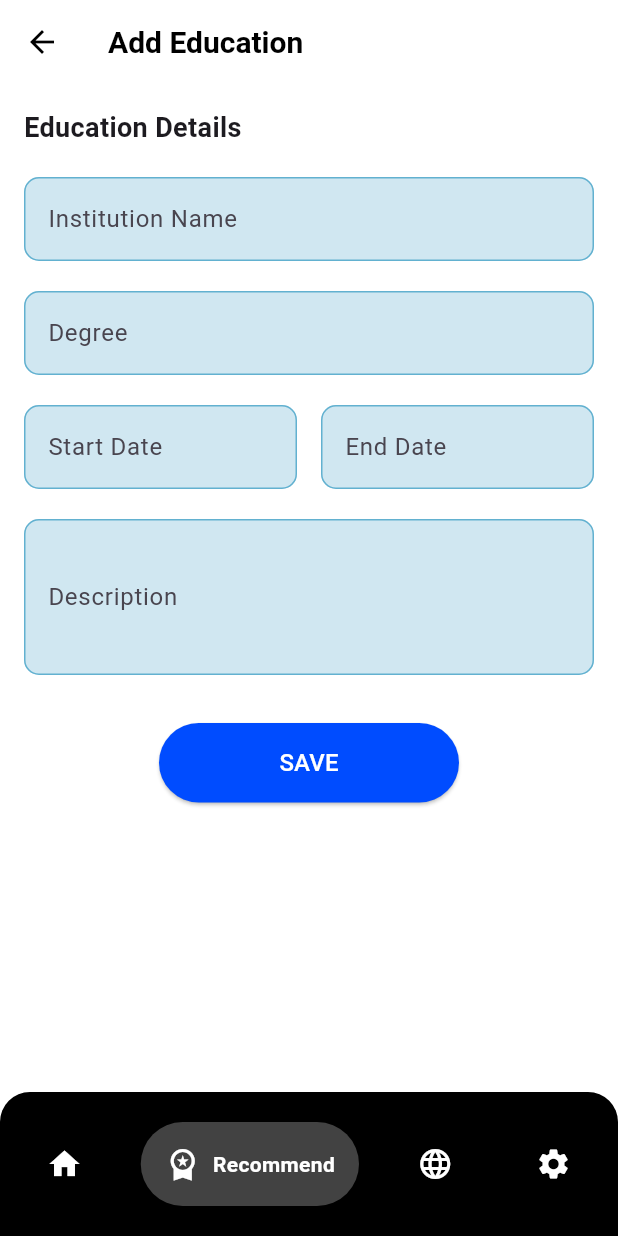
After one commit to AdithyaSean/next-step-flutter, a Flutter app: the screen it shows after launch, on a phone screen of 412 x 824 dp. The commit adds this screen. Run offline on Flutter 3.47's test engine with Material 3 defaults, Android fonts, the phone set to English and light mode, and no system bars; drawn by our look-alikes of google_nav_bar.

Commit message:
Create Add Education ui

```diff
--- /dev/null
+++ b/lib/addEducation.dart
@@ -0,0 +1,180 @@
+import 'package:flutter/material.dart';
+import 'package:next_step/nav_bar.dart';
+
+class AddEducation extends StatelessWidget {
+  const AddEducation({Key? key}) : super(key: key);
+
+  @override
+  Widget build(BuildContext context) {
+    final customColor = Color(0xFF62B1D0).withOpacity(0.3);
+
+    return Scaffold(
+      backgroundColor: Colors.white,
+      appBar: AppBar(
+        elevation: 0,
+        backgroundColor: Colors.white,
+        leading: IconButton(
+          icon: const Icon(Icons.arrow_back, color: Colors.black),
+          onPressed: () => Navigator.pop(context),
+        ),
+        title: const Text(
+          'Add Education',
+          style: TextStyle(
+            color: Colors.black,
+            fontWeight: FontWeight.bold,
+            fontSize: 20,
+          ),
+        ),
+      ),
+      body: SingleChildScrollView(
+        child: Padding(
+          padding: const EdgeInsets.all(16.0),
+          child: Column(
+            crossAxisAlignment: CrossAxisAlignment.start,
+            children: [
+              const Text(
+                'Education Details',
+                style: TextStyle(
+                  fontSize: 18,
+                  fontWeight: FontWeight.bold,
+                ),
+              ),
+              const SizedBox(height: 20),
+              TextFormField(
+                decoration: InputDecoration(
+                  labelText: 'Institution Name',
+                  filled: true,
+                  fillColor: customColor,
+                  border: OutlineInputBorder(
+                    borderSide: BorderSide(color: Color(0xFF62B1D0)),
+                    borderRadius: BorderRadius.circular(10),
+                  ),
+                  enabledBorder: OutlineInputBorder(
+                    borderSide: BorderSide(color: Color(0xFF62B1D0)),
+                    borderRadius: BorderRadius.circular(10),
+                  ),
+                  focusedBorder: OutlineInputBorder(
+                    borderSide: BorderSide(color: Color(0xFF62B1D0)),
+                    borderRadius: BorderRadius.circular(10),
+                  ),
+                ),
+              ),
+              const SizedBox(height: 20),
+              TextFormField(
+                decoration: InputDecoration(
+                  labelText: 'Degree',
+                  filled: true,
+                  fillColor: customColor,
+                  border: OutlineInputBorder(
+                    borderSide: BorderSide(color: Color(0xFF62B1D0)),
+                    borderRadius: BorderRadius.circular(10),
+                  ),
+                  enabledBorder: OutlineInputBorder(
+                    borderSide: BorderSide(color: Color(0xFF62B1D0)),
+                    borderRadius: BorderRadius.circular(10),
+                  ),
+                  focusedBorder: OutlineInputBorder(
+                    borderSide: BorderSide(color: Color(0xFF62B1D0)),
+                    borderRadius: BorderRadius.circular(10),
+                  ),
+                ),
+              ),
+              const SizedBox(height: 20),
+              Row(
+                children: [
+                  Expanded(
+                    child: TextFormField(
+                      decoration: InputDecoration(
+                        labelText: 'Start Date',
+                        filled: true,
+                        fillColor: customColor,
+                        border: OutlineInputBorder(
+                          borderSide: BorderSide(color: Color(0xFF62B1D0)),
+                          borderRadius: BorderRadius.circular(10),
+                        ),
+                        enabledBorder: OutlineInputBorder(
+                          borderSide: BorderSide(color: Color(0xFF62B1D0)),
+                          borderRadius: BorderRadius.circular(10),
+                        ),
+                        focusedBorder: OutlineInputBorder(
+                          borderSide: BorderSide(color: Color(0xFF62B1D0)),
+                          borderRadius: BorderRadius.circular(10),
+                        ),
+                      ),
+                    ),
+                  ),
+                  const SizedBox(width: 16),
+                  Expanded(
+                    child: TextFormField(
+                      decoration: InputDecoration(
+                        labelText: 'End Date',
+                        filled: true,
+                        fillColor: customColor,
+                        border: OutlineInputBorder(
+                          borderSide: BorderSide(color: Color(0xFF62B1D0)),
+                          borderRadius: BorderRadius.circular(10),
+                        ),
+                        enabledBorder: OutlineInputBorder(
+                          borderSide: BorderSide(color: Color(0xFF62B1D0)),
+                          borderRadius: BorderRadius.circular(10),
+                        ),
+                        focusedBorder: OutlineInputBorder(
+                          borderSide: BorderSide(color: Color(0xFF62B1D0)),
+                          borderRadius: BorderRadius.circular(10),
+                        ),
+                      ),
+                    ),
+                  ),
+                ],
+              ),
+              const SizedBox(height: 20),
+              TextFormField(
+                maxLines: 3,
+                decoration: InputDecoration(
+                  labelText: 'Description',
+                  filled: true,
+                  fillColor: customColor,
+                  border: OutlineInputBorder(
+                    borderSide: BorderSide(color: Color(0xFF62B1D0)),
+                    borderRadius: BorderRadius.circular(10),
+                  ),
+                  enabledBorder: OutlineInputBorder(
+                    borderSide: BorderSide(color: Color(0xFF62B1D0)),
+                    borderRadius: BorderRadius.circular(10),
+                  ),
+                  focusedBorder: OutlineInputBorder(
+                    borderSide: BorderSide(color: Color(0xFF62B1D0)),
+                    borderRadius: BorderRadius.circular(10),
+                  ),
+                ),
+              ),
+              const SizedBox(height: 32),
+              Center(
+                child: ElevatedButton(
+                  onPressed: () {
+                    // Handle save education details
+                  },
+                  style: ElevatedButton.styleFrom(
+                    backgroundColor: const Color.fromARGB(255, 0, 76, 255),
+                    shape: RoundedRectangleBorder(
+                      borderRadius: BorderRadius.circular(50),
+                    ),
+                    minimumSize: const Size(200, 50),
+                  ),
+                  child: const Padding(
+                    padding: EdgeInsets.symmetric(vertical: 15, horizontal: 30),
+                    child: Text(
+                      'SAVE',
+                      style: TextStyle(fontSize: 16, color: Colors.white),
+                    ),
+                  ),
+                ),
+              ),
+            ],
+          ),
+        ),
+      ),
+      bottomNavigationBar: const BottomNavContainer(selectedIndex: 1),
+    );
+  }
+}
--- a/lib/main.dart
+++ b/lib/main.dart
@@ -1,4 +1,5 @@
 import 'package:flutter/material.dart';
+import 'package:next_step/addEducation.dart';
 //import 'package:next_step/interest.dart';
 //import 'package:next_step/lets_get_started.dart';
 //import 'package:next_step/change_password.dart';
@@ -21,7 +22,7 @@ import 'package:flutter/material.dart';
 //import 'package:next_step/private_uni.dart';
 //import 'package:next_step/courses.dart';
 //import 'package:next_step/recommendation_on_interest.dart';
-import 'package:next_step/home.dart';
+//import 'package:next_step/home.dart';
 
 
 void main() {
@@ -38,7 +39,7 @@ class MyApp extends StatelessWidget {
       theme: ThemeData(
         primarySwatch: Colors.blue,
       ),
-      home: const HomeScreen(), // Use the imported widget
+      home: const AddEducation(), // Use the imported widget
     );
   }
 }
```
